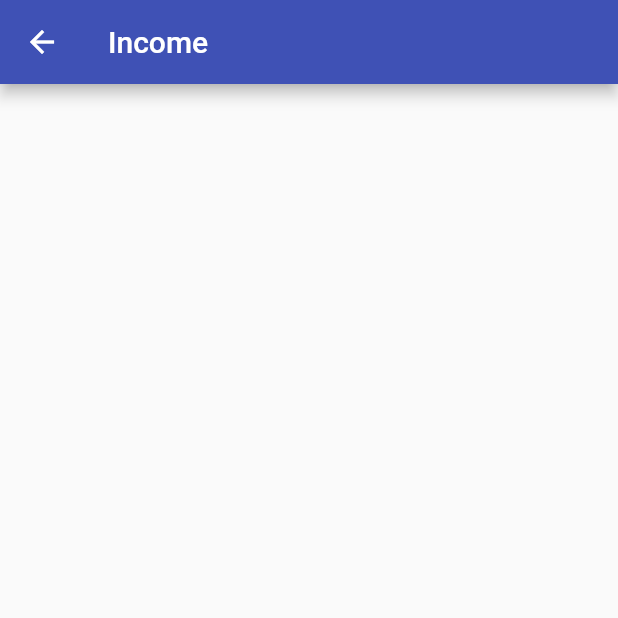
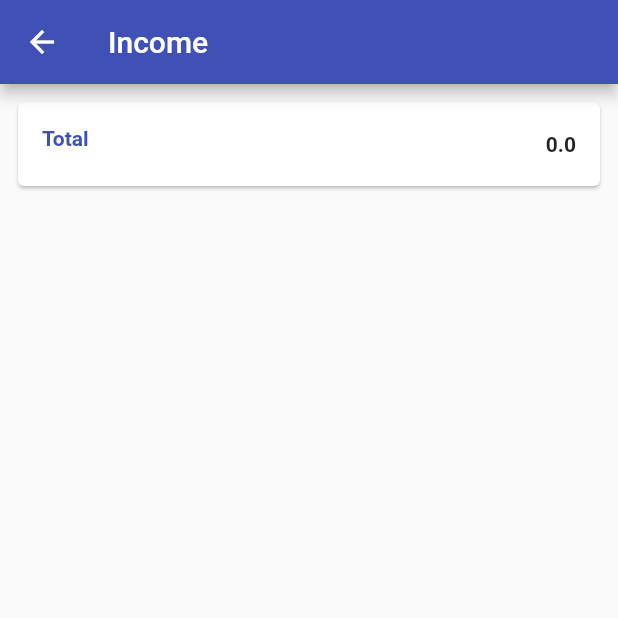
Before and after one commit to EiShweSinWin/daily_expenses, a Flutter app: the AddIncomeScreen screen opened by its route, on a phone screen of 412 x 824 dp, the top half of it. Run offline on Flutter 3.47's test engine with Material 2 defaults, Android fonts, the phone set to English and light mode, and no system bars; our stand-ins replace datetime_picker_formfield, get, material_design_icons_flutter, sqflite; accounts and stored records are empty.

Commit message:
TotalExpense and TotalIncome

```diff
--- a/lib/ui/add/add_expense/add_expense_screen.dart
+++ b/lib/ui/add/add_expense/add_expense_screen.dart
@@ -15,7 +15,9 @@ class AddExpenseScreen extends StatelessWidget {
       floatingActionButton: FloatingActionButton(
         child: const Icon(Icons.save),
         onPressed: () {
+          controller.getAllTotalExpense();
           controller.addExpense();
+          //controller.getAllTotalExpense();
           controller.clear();
           Get.back();
         },
--- a/lib/ui/add/add_income/add_income.dart
+++ b/lib/ui/add/add_income/add_income.dart
@@ -10,7 +10,25 @@ class AddIncomeScreen extends StatelessWidget {
   Widget build(BuildContext context) {
     return Scaffold(
       appBar: AppBar(title: const Text('Income')),
-      body: ListView.builder(
+      body: Column(
+        children: [
+          Padding(
+            padding: const EdgeInsets.all(8.0),
+            child: Card(
+                child: ListTile(
+              leading: const Text(
+                "Total",
+                style: TextStyle(
+                    fontWeight: FontWeight.bold, color: Colors.indigo),
+              ),
+              trailing: Text(
+                controller.totalIncome.toString(),
+                style: const TextStyle(fontWeight: FontWeight.bold),
+              ),
+            )),
+          ),
+          Expanded(
+            child: ListView.builder(
                 itemCount: controller.incomeList.length,
                 itemBuilder: (ctx, idx) {
                   return InkWell(
@@ -23,12 +41,16 @@ class AddIncomeScreen extends StatelessWidget {
                             child: Card(
                               child: ListTile(
                                 leading: Text(
-                              controller.incomeList[idx].reason.toString(),
-                              style:
-                                  const TextStyle(fontWeight: FontWeight.bold)),
+                                    controller.incomeList[idx].reason
+                                        .toString(),
+                                    style: const TextStyle(
+                                        fontWeight: FontWeight.bold)),
+                                title: Text(
+                                    controller.incomeList[idx].date.toString()),
                                 trailing: Text(
                                   controller.incomeList[idx].amount.toString(),
-                            style: const TextStyle(fontWeight: FontWeight.bold),
+                                  style: const TextStyle(
+                                      fontWeight: FontWeight.bold),
                                 ),
                               ),
                             ),
@@ -36,6 +58,9 @@ class AddIncomeScreen extends StatelessWidget {
                         ],
                       ));
                 }),
+          )
+        ],
+      ),
     );
   }
 }
--- a/lib/ui/home/income_screen/income_screen.dart
+++ b/lib/ui/home/income_screen/income_screen.dart
@@ -35,7 +35,7 @@ class InComeScreen extends StatelessWidget {
               onPressed: () {
                 controller.addIncome();
                 controller.clear();
-                controller.getAllInCome();
+                controller.getAllTotalInCome();
                 Get.back();
                 //  Get.toNamed('/addincome');
               },
```
Also changed, not shown: lib/controller/expense_controller.dart (+26 -24 lines), lib/ui/home/home_screen.dart (+30 -43 lines). Lines whose indentation alone changed are shown as unchanged.
